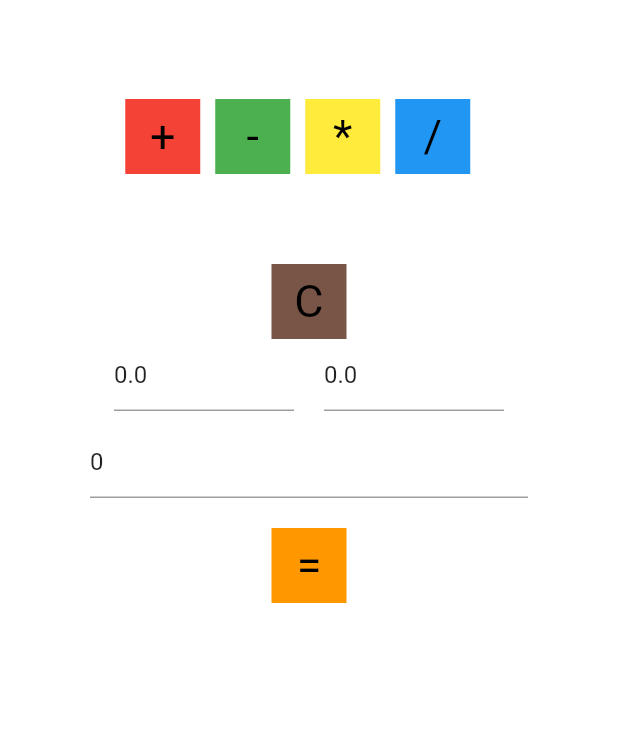
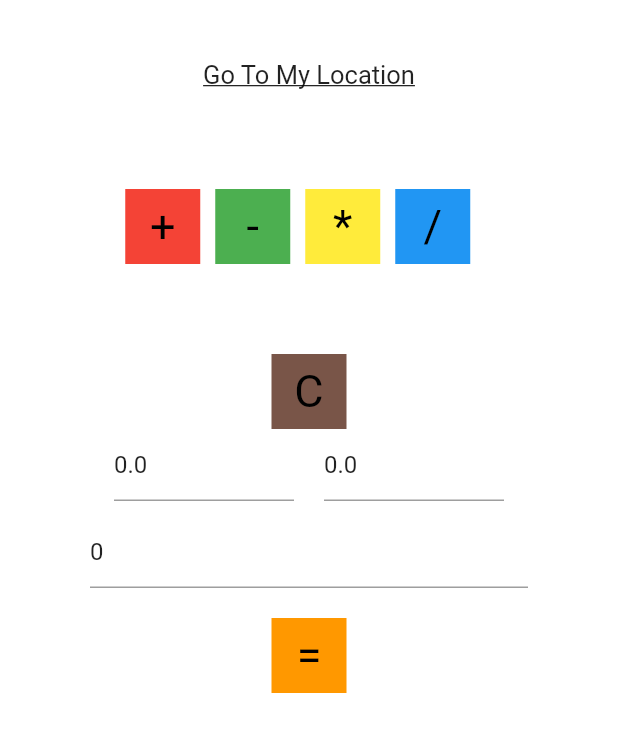
Before and after one commit to aboelrar/taske, a Flutter app: the screen it shows after launch, on a phone screen of 412 x 824 dp. Shown: the top 732 px of the screen. Run offline on Flutter 3.47's test engine with Material 2 defaults, Android fonts, the phone set to English and light mode, and no system bars; our stand-ins replace geolocator, google_maps_flutter, toast.

Commit message:
//new commit

```diff
--- a/lib/Calculation/UI/Calculation.dart
+++ b/lib/Calculation/UI/Calculation.dart
@@ -1,5 +1,6 @@
 import 'package:flutter/cupertino.dart';
 import 'package:flutter/material.dart';
+import 'package:geolocator/geolocator.dart';
 import 'package:provider/provider.dart';
 import 'package:taske/Calculation/Model/Nums.dart';
 import 'package:taske/Calculation/UI/DoOperation.dart';
@@ -7,6 +8,7 @@ import 'package:taske/Calculation/Widget/Inputs.dart';
 import 'package:taske/Calculation/Widget/Operators.dart';
 import 'package:taske/Calculation/Widget/ResultItem.dart';
 import 'package:taske/Calculation/Widget/Seconds.dart';
+import 'package:taske/MyLocation/UI/MyLocation.dart';
 import 'package:toast/toast.dart';
 
 class Calculation extends StatefulWidget {
@@ -21,11 +23,15 @@ class CalculationState extends State<Calculation> {
   TextEditingController firstNum = new TextEditingController();
   TextEditingController secondNum = new TextEditingController();
   TextEditingController seconds = new TextEditingController();
+  double latData, lngData;
 
   @override
   void initState() {
     // TODO: implement initState
     super.initState();
+
+    //MY CURRENT LOCATION
+    getCurrentLocation();
 
     if (firstNum.text == "") {
       firstNum.text = "0.0";
@@ -50,6 +56,7 @@ class CalculationState extends State<Calculation> {
       body: Container(
         child: Column(
           children: [
+            myLocation(),
             isPending(nums),
             Operators(nums),
             Container(
@@ -102,6 +109,15 @@ class CalculationState extends State<Calculation> {
     if (nums.operation == "C") {
       Toast.show("Please Choose Operation", context,
           duration: Toast.LENGTH_SHORT, gravity: Toast.TOP);
+    } else if (firstNum.text == "") {
+      Toast.show("Please Insert First Number", context,
+          duration: Toast.LENGTH_SHORT, gravity: Toast.TOP);
+    } else if (secondNum.text == "") {
+      Toast.show("Please Insert Second Number", context,
+          duration: Toast.LENGTH_SHORT, gravity: Toast.TOP);
+    } else if (seconds.text == "") {
+      Toast.show("Please Insert Seconds", context,
+          duration: Toast.LENGTH_SHORT, gravity: Toast.TOP);
     } else {
       nums.setisPending(true); //SET PENDING TRUE
       nums.setFNum(double.parse(firstNum.text)); //SET FIRST NUMBER
@@ -114,6 +130,15 @@ class CalculationState extends State<Calculation> {
   Widget isPending(Nums nums) {
     if (nums.isPending == false) {
       return Text("");
+    } else if (firstNum.text == "") {
+      Toast.show("Please Insert First Number", context,
+          duration: Toast.LENGTH_SHORT, gravity: Toast.TOP);
+    } else if (secondNum.text == "") {
+      Toast.show("Please Insert Second Number", context,
+          duration: Toast.LENGTH_SHORT, gravity: Toast.TOP);
+    } else if (seconds.text == "") {
+      Toast.show("Please Insert Seconds", context,
+          duration: Toast.LENGTH_SHORT, gravity: Toast.TOP);
     } else {
       return Container(
           margin: EdgeInsets.only(top: 50),
@@ -123,4 +148,34 @@ class CalculationState extends State<Calculation> {
           ));
     }
   }
+
+  //GO TO MAP
+  Widget myLocation() {
+    return GestureDetector(
+      onTap: () {
+        Navigator.push(context, MaterialPageRoute(builder: (context) {
+          return MyLocation(latData, lngData);
+        }));
+      },
+      child: Container(
+          margin: EdgeInsets.only(top: 40),
+          child: Text(
+            'Go To My Location',
+            style: TextStyle(
+              fontSize: 17,
+              decoration: TextDecoration.underline,
+            ),
+          )),
+    );
+  }
+
+  //MY CURRENT LOCATION
+  getCurrentLocation() async {
+    final position = await Geolocator.getCurrentPosition(
+        desiredAccuracy: LocationAccuracy.high);
+    setState(() {
+      latData = position.latitude;
+      lngData = position.longitude;
+    });
+  }
 }
--- a/lib/main.dart
+++ b/lib/main.dart
@@ -1,7 +1,8 @@
 import 'package:flutter/material.dart';
 import 'package:provider/provider.dart';
+import 'package:taske/Calculation/UI/Calculation.dart';
+import 'package:taske/MyLocation/UI/MyLocation.dart';
 import 'Calculation/Model/Nums.dart';
-import 'Calculation/UI/Calculation.dart';
 
 void main() {
   runApp(MyApp());
--- a/pubspec.yaml
+++ b/pubspec.yaml
@@ -30,6 +30,9 @@ dependencies:
   cupertino_icons: ^0.1.3
   provider: ^3.2.0
   toast: ^0.1.5
+  geolocator: ^6.1.13
+  google_maps_flutter: ^0.5.21+14
+
 
 
 
```
Also changed, not shown: lib/Calculation/UI/DoOperation.dart (+7 -9 lines), lib/MyLocation/UI/MyLocation.dart (added, +53 -0 lines), pubspec.lock, 3 other files.
